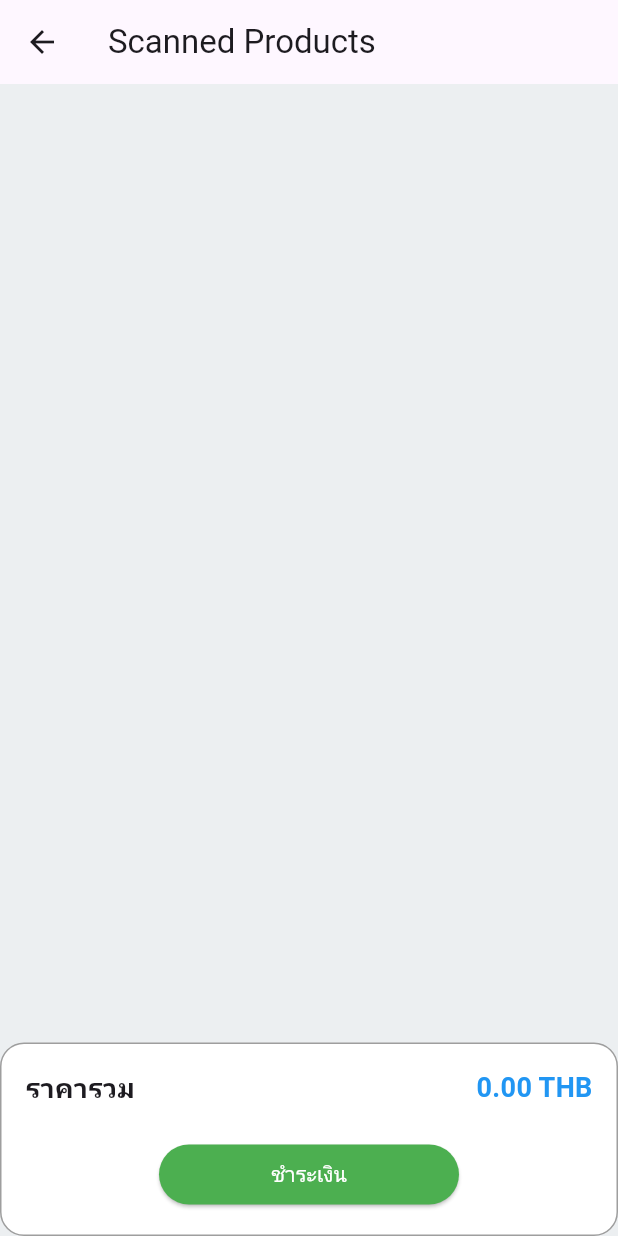
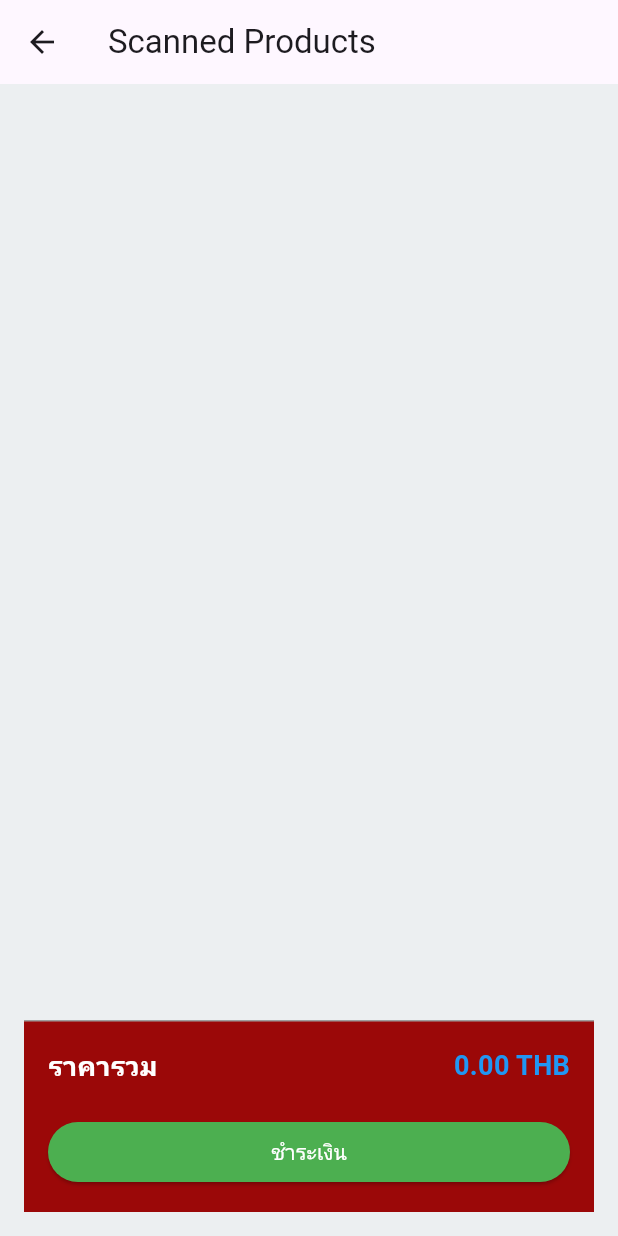
Before and after one commit to tiwpeter/Qr-CodeProject, a Flutter app: the ScannedProductsPage screen opened directly with empty values, on a phone screen of 412 x 824 dp. Run offline on Flutter 3.47's test engine with Material 3 defaults, Android fonts, the phone set to English and light mode, and no system bars; our stand-ins replace image_picker, sqflite; missing offline and left inert: google_ml_kit; accounts and stored records are empty.

Commit message:
editSellpage5

```diff
--- a/lib/pageSale/d.dart
+++ b/lib/pageSale/d.dart
@@ -6,16 +6,16 @@ import '../models/sale.dart';
 import '../models/todo.dart';
 import 'dart:io';
 
-class ScanD extends StatefulWidget {
+class ScanAndSellPage extends StatefulWidget {
   final String result;
 
-  ScanD({required this.result});
+  ScanAndSellPage({required this.result});
 
   @override
-  _ScanDState createState() => _ScanDState();
+  _ScanAndSellPageState createState() => _ScanAndSellPageState();
 }
 
-class _ScanDState extends State<ScanD> {
+class _ScanAndSellPageState extends State<ScanAndSellPage> {
   final DatabaseHelper _dbHelper = DatabaseHelper();
   final List<ToDo> _scannedProducts = [];
   final Map<int, int> _productQuantities = {};
--- a/lib/pageSale/scanned_products_page.dart
+++ b/lib/pageSale/scanned_products_page.dart
@@ -20,6 +20,7 @@ class ScannedProductsPage extends StatelessWidget {
         decoration: BoxDecoration(
           color: Colors.blueGrey[50], // Background color
         ),
+        padding: const EdgeInsets.all(16.0), // เพิ่ม padding ที่นี่
         child: Column(
           children: [
             Expanded(
@@ -59,14 +60,19 @@ class ScannedProductsPage extends StatelessWidget {
                 },
               ),
             ),
+            // Container สำหรับแสดงราคารวมและปุ่มชำระเงิน
             Container(
-              width: double.infinity,
+              width: double
+                  .infinity, // ใช้ double.infinity เพื่อให้กว้างเต็มพื้นที่
               decoration: BoxDecoration(
-                border: Border.all(color: Colors.grey, width: 1),
-                borderRadius: BorderRadius.circular(16),
-                color: Colors.white,
+                border: Border(
+                  top: BorderSide(
+                      color: Colors.grey, width: 1), // กรอบเฉพาะด้านบน
+                ),
+                color: const Color.fromARGB(255, 155, 8, 8),
               ),
-              padding: const EdgeInsets.all(16),
+              padding: const EdgeInsets.all(
+                  16), // Internal padding for the total price container
               child: Column(
                 children: [
                   Row(
@@ -75,7 +81,9 @@ class ScannedProductsPage extends StatelessWidget {
                       Text(
                         'ราคารวม ',
                         style: TextStyle(
-                            fontSize: 18, fontWeight: FontWeight.bold),
+                            fontSize: 18,
+                            fontWeight: FontWeight.bold,
+                            color: Colors.white), // เปลี่ยนสีของข้อความ
                       ),
                       Text(
                         '${totalPrice.toStringAsFixed(2)} THB',
@@ -89,7 +97,8 @@ class ScannedProductsPage extends StatelessWidget {
                   ),
                   const SizedBox(height: 20),
                   SizedBox(
-                    width: 200,
+                    width: double
+                        .infinity, // ใช้ double.infinity เพื่อให้ปุ่มกว้างเต็มพื้นที่
                     child: ElevatedButton(
                       onPressed: () {
                         // Implement payment logic here
```
